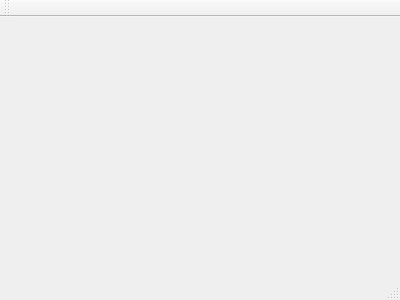
This is mainwindow.ui in ondrej2193/QtCurvesCPP as Qt 5 draws it before an edit. The edited form follows.
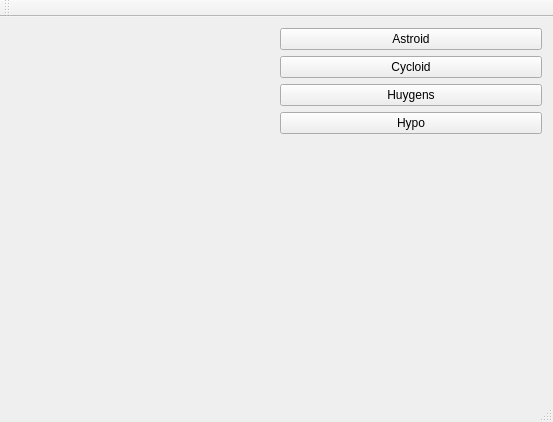
This is the edited form. Custom widgets are drawn as their Qt base class.

Patch:
```diff
--- a/mainwindow.ui
+++ b/mainwindow.ui
@@ -6,24 +6,64 @@
    <rect>
     <x>0</x>
     <y>0</y>
-    <width>400</width>
-    <height>300</height>
+    <width>553</width>
+    <height>422</height>
    </rect>
   </property>
   <property name="windowTitle">
    <string>MainWindow</string>
   </property>
   <widget class="QWidget" name="centralWidget">
-   <widget class="RenderArea" name="renderArea" native="true">
-    <property name="geometry">
-     <rect>
-      <x>110</x>
-      <y>50</y>
-      <width>181</width>
-      <height>151</height>
-     </rect>
-    </property>
-   </widget>
+   <layout class="QGridLayout" name="gridLayout">
+    <item row="0" column="0">
+     <widget class="RenderArea" name="renderArea" native="true"/>
+    </item>
+    <item row="0" column="1">
+     <layout class="QVBoxLayout" name="verticalLayout">
+      <item>
+       <widget class="QPushButton" name="btnAstroid">
+        <property name="text">
+         <string>Astroid</string>
+        </property>
+       </widget>
+      </item>
+      <item>
+       <widget class="QPushButton" name="btnCycloid">
+        <property name="text">
+         <string>Cycloid</string>
+        </property>
+       </widget>
+      </item>
+      <item>
+       <widget class="QPushButton" name="btnHuygens">
+        <property name="text">
+         <string>Huygens</string>
+        </property>
+       </widget>
+      </item>
+      <item>
+       <widget class="QPushButton" name="btnHypoCycloid">
+        <property name="text">
+         <string>Hypo</string>
+        </property>
+       </widget>
+      </item>
+      <item>
+       <spacer name="verticalSpacer">
+        <property name="orientation">
+         <enum>Qt::Vertical</enum>
+        </property>
+        <property name="sizeHint" stdset="0">
+         <size>
+          <width>20</width>
+          <height>40</height>
+         </size>
+        </property>
+       </spacer>
+      </item>
+     </layout>
+    </item>
+   </layout>
   </widget>
   <widget class="QMenuBar" name="menuBar">
    <property name="geometry">
```
Left out of the diff: 2 changed lines with no effect on the pictures.
